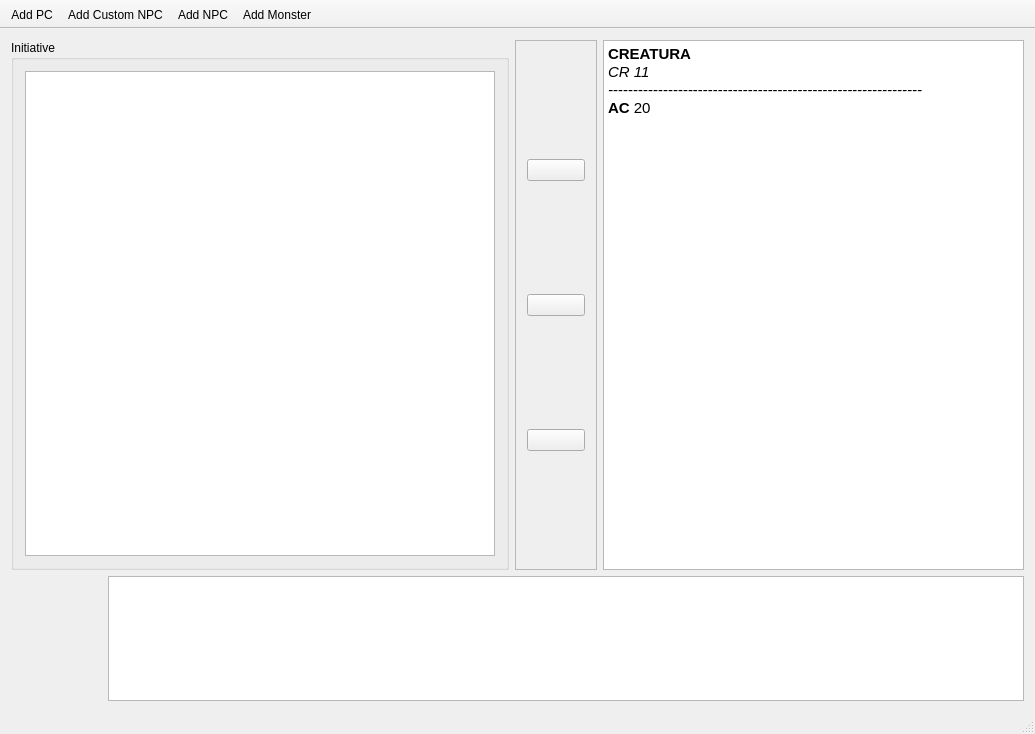
First picture: the form in combat_assistant/mainwindow.ui, repository dno89/combat_assistant, before the edit.
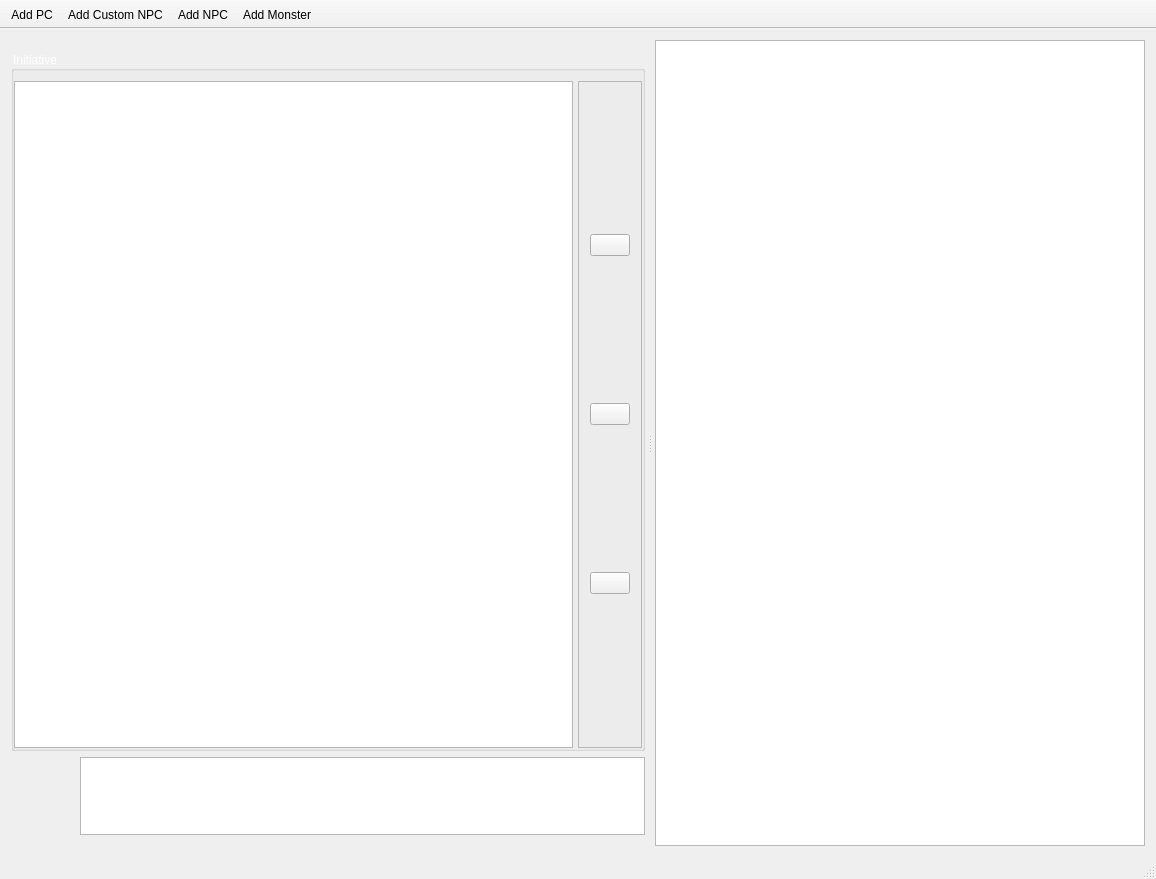
Second picture: the form after the edit. Icons and pictures are not drawn.

Commit message: alyouts changed, resizable splitter

Patch:
```diff
--- a/combat_assistant/mainwindow.ui
+++ b/combat_assistant/mainwindow.ui
@@ -6,8 +6,8 @@
    <rect>
     <x>0</x>
     <y>0</y>
-    <width>1035</width>
-    <height>734</height>
+    <width>1156</width>
+    <height>879</height>
    </rect>
   </property>
   <property name="sizePolicy">
@@ -43,14 +43,42 @@
 	background-image: url(:/res/back/paper)
 }</string>
    </property>
-   <layout class="QVBoxLayout" name="verticalLayout_2">
-    <item>
-     <layout class="QHBoxLayout" name="upper_layout" stretch="20,1,0">
-      <property name="sizeConstraint">
-       <enum>QLayout::SetDefaultConstraint</enum>
+   <layout class="QGridLayout" name="gridLayout">
+    <item row="0" column="0">
+     <widget class="QSplitter" name="mainSplitter">
+      <property name="sizePolicy">
+       <sizepolicy hsizetype="Preferred" vsizetype="Preferred">
+        <horstretch>0</horstretch>
+        <verstretch>0</verstretch>
+       </sizepolicy>
+      </property>
+      <property name="orientation">
+       <enum>Qt::Horizontal</enum>
+      </property>
+      <property name="opaqueResize">
+       <bool>true</bool>
+      </property>
+      <property name="handleWidth">
+       <number>10</number>
+      </property>
+      <property name="childrenCollapsible">
+       <bool>true</bool>
+      </property>
+      <widget class="QWidget" name="verticalLayoutWidget">
+       <layout class="QVBoxLayout" name="leftVLayout" stretch="90,10">
+        <property name="leftMargin">
+         <number>0</number>
+        </property>
+        <property name="rightMargin">
+         <number>0</number>
       </property>
       <item>
        <widget class="QGroupBox" name="gbInitiative">
+          <property name="styleSheet">
+           <string notr="true">QGroupBox#gbInitiative {
+	color: white;
+}</string>
+          </property>
         <property name="title">
          <string>Initiative</string>
         </property>
@@ -61,12 +89,27 @@
          <bool>false</bool>
         </property>
         <layout class="QHBoxLayout" name="horizontalLayout">
+           <property name="spacing">
+            <number>5</number>
+           </property>
+           <property name="leftMargin">
+            <number>0</number>
+           </property>
+           <property name="topMargin">
+            <number>10</number>
+           </property>
+           <property name="rightMargin">
+            <number>0</number>
+           </property>
+           <property name="bottomMargin">
+            <number>0</number>
+           </property>
          <item>
           <widget class="QListView" name="lvCharacters">
            <property name="minimumSize">
             <size>
-             <width>267</width>
-             <height>485</height>
+               <width>0</width>
+               <height>0</height>
             </size>
            </property>
            <property name="cursor" stdset="0">
@@ -101,15 +144,12 @@
            </property>
           </widget>
          </item>
-        </layout>
-       </widget>
-      </item>
       <item>
        <widget class="QFrame" name="fInitiativeButtons">
         <property name="minimumSize">
          <size>
-          <width>82</width>
-          <height>485</height>
+               <width>0</width>
+               <height>0</height>
          </size>
         </property>
         <property name="frameShape">
@@ -182,15 +222,68 @@
         </layout>
        </widget>
       </item>
+          </layout>
+         </widget>
+        </item>
       <item>
+         <layout class="QHBoxLayout" name="lowerHLayout" stretch="10,90">
+          <item>
+           <widget class="QLabel" name="label">
+            <property name="sizePolicy">
+             <sizepolicy hsizetype="Expanding" vsizetype="Expanding">
+              <horstretch>0</horstretch>
+              <verstretch>0</verstretch>
+             </sizepolicy>
+            </property>
+            <property name="minimumSize">
+             <size>
+              <width>0</width>
+              <height>0</height>
+             </size>
+            </property>
+            <property name="styleSheet">
+             <string notr="true">image: url(:/res/ico/skull);
+background-color: rgba(255, 255, 255, 0)</string>
+            </property>
+            <property name="text">
+             <string/>
+            </property>
+           </widget>
+          </item>
+          <item>
+           <widget class="QListWidget" name="lwDead">
+            <property name="minimumSize">
+             <size>
+              <width>0</width>
+              <height>0</height>
+             </size>
+            </property>
+            <property name="alternatingRowColors">
+             <bool>true</bool>
+            </property>
+            <property name="selectionMode">
+             <enum>QAbstractItemView::SingleSelection</enum>
+            </property>
+            <property name="flow">
+             <enum>QListView::LeftToRight</enum>
+            </property>
+            <property name="isWrapping" stdset="0">
+             <bool>true</bool>
+            </property>
+           </widget>
+          </item>
+         </layout>
+        </item>
+       </layout>
+      </widget>
        <widget class="QTextBrowser" name="tbDescription">
         <property name="enabled">
          <bool>true</bool>
         </property>
         <property name="minimumSize">
          <size>
-          <width>421</width>
-          <height>481</height>
+         <width>0</width>
+         <height>0</height>
          </size>
         </property>
         <property name="styleSheet">
@@ -201,78 +294,16 @@
 &lt;html&gt;&lt;head&gt;&lt;meta name=&quot;qrichtext&quot; content=&quot;1&quot; /&gt;&lt;style type=&quot;text/css&quot;&gt;
 p, li { white-space: pre-wrap; }
 &lt;/style&gt;&lt;/head&gt;&lt;body style=&quot; font-family:'Ubuntu'; font-size:11pt; font-weight:400; font-style:normal;&quot;&gt;
-&lt;p style=&quot; margin-top:0px; margin-bottom:0px; margin-left:0px; margin-right:0px; -qt-block-indent:0; text-indent:0px;&quot;&gt;&lt;span style=&quot; font-weight:600;&quot;&gt;CREATURA&lt;/span&gt;&lt;/p&gt;
-&lt;p style=&quot; margin-top:0px; margin-bottom:0px; margin-left:0px; margin-right:0px; -qt-block-indent:0; text-indent:0px;&quot;&gt;&lt;span style=&quot; font-style:italic;&quot;&gt;CR 11&lt;/span&gt;&lt;/p&gt;
-&lt;p style=&quot; margin-top:0px; margin-bottom:0px; margin-left:0px; margin-right:0px; -qt-block-indent:0; text-indent:0px;&quot;&gt;&lt;span style=&quot; font-style:italic;&quot;&gt;---------------------------------------------------------------&lt;/span&gt;&lt;/p&gt;
-&lt;p style=&quot; margin-top:0px; margin-bottom:0px; margin-left:0px; margin-right:0px; -qt-block-indent:0; text-indent:0px;&quot;&gt;&lt;span style=&quot; font-weight:600;&quot;&gt;AC &lt;/span&gt;20&lt;img src=&quot;:/res/ico/skull&quot; /&gt;&lt;/p&gt;&lt;/body&gt;&lt;/html&gt;</string>
+&lt;p align=&quot;center&quot; style=&quot; margin-top:0px; margin-bottom:0px; margin-left:0px; margin-right:0px; -qt-block-indent:0; text-indent:0px;&quot;&gt;&lt;img src=&quot;:/res/ico/battle1&quot; width=&quot;560&quot; /&gt;&lt;/p&gt;
+&lt;p align=&quot;center&quot; style=&quot; margin-top:0px; margin-bottom:0px; margin-left:0px; margin-right:0px; -qt-block-indent:0; text-indent:0px;&quot;&gt;&lt;img src=&quot;:/res/ico/battle2&quot; width=&quot;560&quot; /&gt;&lt;/p&gt;&lt;/body&gt;&lt;/html&gt;</string>
         </property>
         <property name="tabStopWidth">
          <number>40</number>
         </property>
        </widget>
-      </item>
-     </layout>
-    </item>
-    <item>
-     <layout class="QHBoxLayout" name="lower_layout">
-      <item>
-       <widget class="QLabel" name="label">
-        <property name="sizePolicy">
-         <sizepolicy hsizetype="Maximum" vsizetype="Maximum">
-          <horstretch>0</horstretch>
-          <verstretch>0</verstretch>
-         </sizepolicy>
-        </property>
-        <property name="minimumSize">
-         <size>
-          <width>91</width>
-          <height>81</height>
-         </size>
-        </property>
-        <property name="styleSheet">
-         <string notr="true">image: url(:/res/ico/skull);
-background-color: rgba(255, 255, 255, 0)</string>
-        </property>
-        <property name="text">
-         <string/>
-        </property>
-       </widget>
-      </item>
-      <item>
-       <widget class="QListWidget" name="lwDead">
-        <property name="minimumSize">
-         <size>
-          <width>901</width>
-          <height>81</height>
-         </size>
-        </property>
-        <property name="alternatingRowColors">
-         <bool>true</bool>
-        </property>
-        <property name="selectionMode">
-         <enum>QAbstractItemView::SingleSelection</enum>
-        </property>
-        <property name="flow">
-         <enum>QListView::LeftToRight</enum>
-        </property>
-        <property name="isWrapping" stdset="0">
-         <bool>true</bool>
-        </property>
-       </widget>
-      </item>
-     </layout>
-    </item>
-   </layout>
-  </widget>
-  <widget class="QMenuBar" name="menuBar">
-   <property name="geometry">
-    <rect>
-     <x>0</x>
-     <y>0</y>
-     <width>1035</width>
-     <height>25</height>
-    </rect>
-   </property>
+     </widget>
+    </item>
+   </layout>
   </widget>
   <widget class="QToolBar" name="mainToolBar">
    <property name="movable">
```
Left out of the diff: 10 changed lines with no effect on the pictures. Lines whose indentation alone changed are shown as unchanged. The commit also changes 6 other files.
